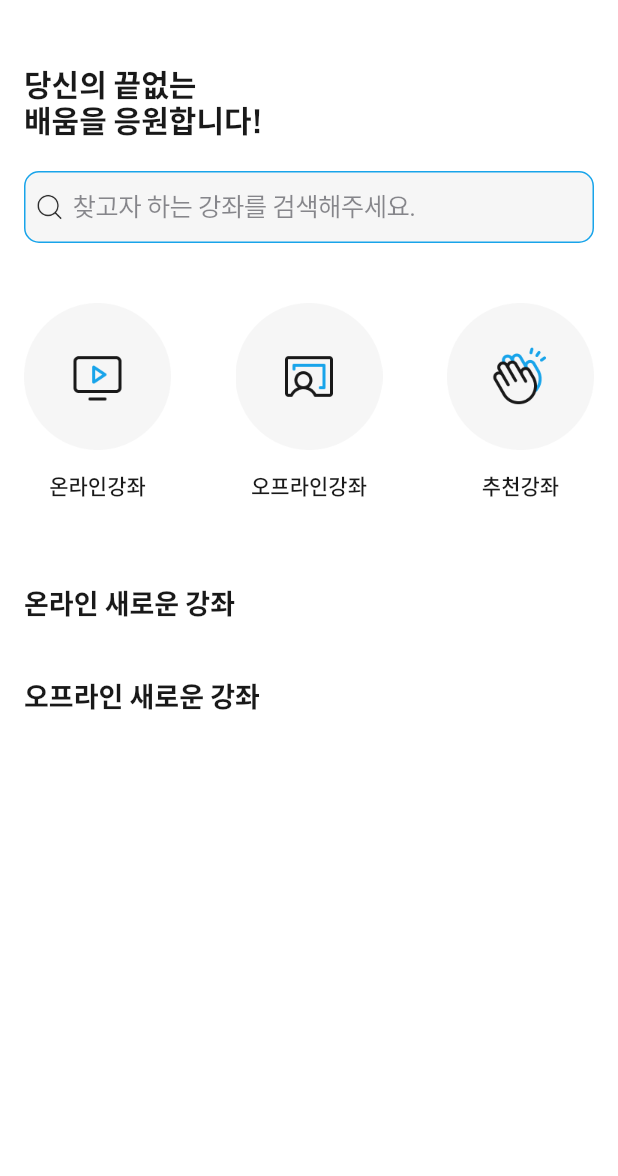
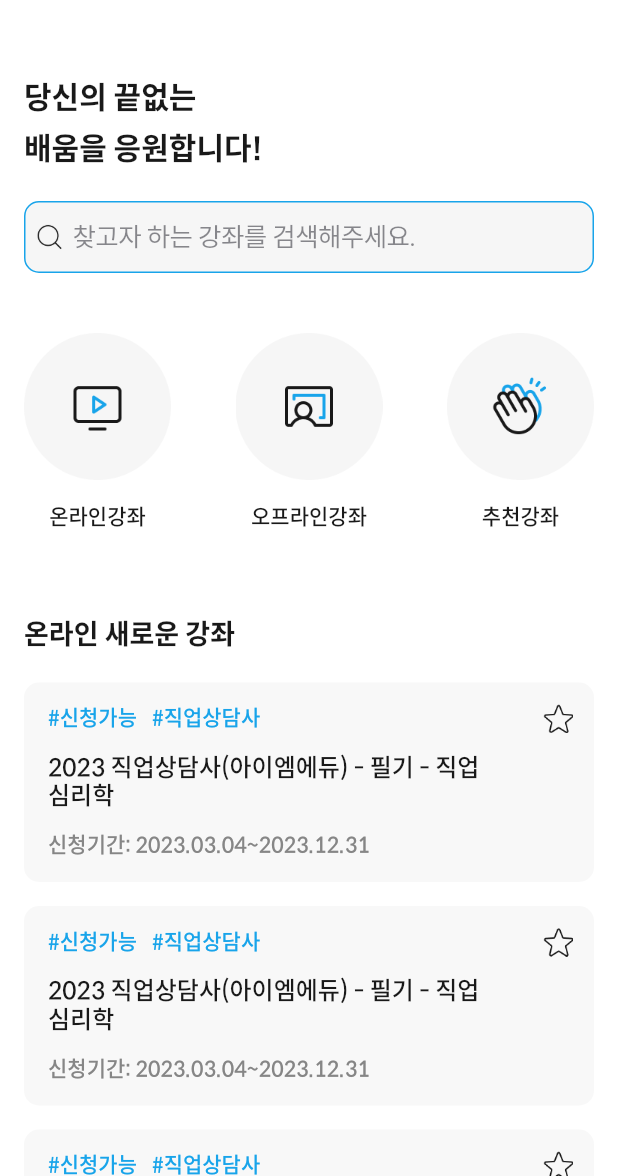
Before and after one commit to AlwaysFighting/SeoulEducation_AppService, a Flutter app: the HomePage screen opened directly, on a phone screen of 412 x 824 dp, the part 60-1236 px from its top. Run offline on Flutter 3.47's test engine with Material 2 defaults, Android fonts, the phone set to English and light mode, and no system bars; our stand-ins replace shared_preferences; missing offline and left inert: flutter_config, kakao_flutter_sdk_user; accounts and stored records are empty; statements that could not run were skipped.

Commit message:
style: 알림 UI 완성 및 온라인 강의 UI 90% 완료

```diff
--- a/frontend/lib/home/homepage/views/homepage.dart
+++ b/frontend/lib/home/homepage/views/homepage.dart
@@ -3,16 +3,25 @@ import 'package:seoul_education_service/home/homepage/models/search_bar.dart';
 import 'package:seoul_education_service/home/offline/controllers/offline_page.dart';
 import 'package:seoul_education_service/home/online/controllers/online_page.dart';
 import 'package:seoul_education_service/home/recommend/controllers/recommend_page.dart';
+import 'package:seoul_education_service/notification/controllers/alarm_page.dart';
 
 import '../../../const/colors.dart';
 
 class HomePage extends StatelessWidget {
+
   const HomePage({Key? key}) : super(key: key);
 
   final titleStyle = const TextStyle(
     color: textColor1,
     fontSize: 20,
     fontWeight: FontWeight.w700,
+    fontFamily: "Spoqa Han Sans Neo",
+  );
+
+  final subTitleStyle = const TextStyle(
+    color: mainColor,
+    fontSize: 14,
+    fontWeight: FontWeight.w500,
     fontFamily: "Spoqa Han Sans Neo",
   );
 
@@ -25,6 +34,7 @@ class HomePage extends StatelessWidget {
         child: _appBar(),
       ),
       body: SingleChildScrollView(
+        physics: const BouncingScrollPhysics(),
         child: Padding(
           padding: const EdgeInsets.only(left: 16.0, right: 16.0, top: 30.0),
           child: Column(
@@ -33,7 +43,7 @@ class HomePage extends StatelessWidget {
             children: [
               Text(
                 "당신의 끝없는\n배움을 응원합니다!",
-                style: titleStyle,
+                style: titleStyle.copyWith(height: 1.7),
               ),
               const SizedBox(height: 20),
               const SearchTextFieldExample(),
@@ -63,12 +73,90 @@ class HomePage extends StatelessWidget {
               ),
               const SizedBox(height: 60),
               Text("온라인 새로운 강좌", style: titleStyle.copyWith(fontSize: 18.0)),
-              const SizedBox(height: 40),
+              const SizedBox(height: 20),
+              _courseListView(subTitleStyle: subTitleStyle),
+              const SizedBox(height: 30),
               Text("오프라인 새로운 강좌", style: titleStyle.copyWith(fontSize: 18.0)),
+              const SizedBox(height: 20),
+              _courseListView(subTitleStyle: subTitleStyle),
             ],
           ),
         ),
       ),
+    );
+  }
+}
+
+class _courseListView extends StatelessWidget {
+  const _courseListView({
+    super.key,
+    required this.subTitleStyle,
+  });
+
+  final TextStyle subTitleStyle;
+
+  @override
+  Widget build(BuildContext context) {
+    return ListView.builder(
+      shrinkWrap: true,
+      physics: const NeverScrollableScrollPhysics(),
+      itemCount: 10,
+      itemBuilder: (BuildContext context, int index) {
+        return Padding(
+          padding: const EdgeInsets.only(bottom: 16.0),
+          child: Container(
+            decoration: BoxDecoration(
+              color: lightBackgroundColor,
+              borderRadius: BorderRadius.circular(10.0),
+            ),
+            child: Padding(
+              padding: const EdgeInsets.only(left: 16.0, bottom: 16.0),
+              child: Column(
+                crossAxisAlignment: CrossAxisAlignment.start,
+                children: [
+                  Row(
+                    mainAxisAlignment: MainAxisAlignment.spaceBetween,
+                    children: [
+                      Row(
+                        children: [
+                          Text("#신청가능", style: subTitleStyle),
+                          const SizedBox(width: 10),
+                          Text("#직업상담사", style: subTitleStyle),
+                        ],
+                      ),
+                      IconButton(
+                        onPressed: () {
+                          print("찜 완료!");
+                        },
+                        icon: Image.asset(
+                          'assets/images/Const/star_stroke.png',
+                          width: 20,
+                          height: 20,
+                        ),
+                      )
+                    ],
+                  ),
+                  SizedBox(
+                    width: 302,
+                    child: Text(
+                      '2023 직업상담사(아이엠에듀) - 필기 - 직업심리학 ',
+                      style: subTitleStyle.copyWith(
+                          color: textColor1, fontSize: 16.0),
+                      softWrap: true,
+                    ),
+                  ),
+                  const SizedBox(height: 14.0),
+                  Text(
+                    "신청기간: 2023.03.04~2023.12.31",
+                    style: subTitleStyle.copyWith(
+                        color: textColor2, fontWeight: FontWeight.w500),
+                  ),
+                ],
+              ),
+            ),
+          ),
+        );
+      },
     );
   }
 }
@@ -141,12 +229,20 @@ class _appBar extends StatelessWidget {
       ),
       title: const Text("LOGO"),
       actions: [
-        Padding(
-          padding: const EdgeInsets.all(16.0),
-          child: Image.asset(
-            'assets/images/Const/Bell.png',
-            width: 24,
-            height: 24,
+        GestureDetector(
+          onTap: () {
+            Navigator.push(
+              context,
+              MaterialPageRoute(builder: (context) => AlarmPage()),
+            );
+          },
+          child: Padding(
+            padding: const EdgeInsets.all(16.0),
+            child: Image.asset(
+              'assets/images/Const/Bell.png',
+              width: 24,
+              height: 24,
+            ),
           ),
         ),
       ],
--- a/frontend/pubspec.yaml
+++ b/frontend/pubspec.yaml
@@ -66,6 +66,8 @@ flutter:
     - assets/images/BottomNavBarItem/
     - assets/images/Home/
     - assets/images/Const/
+    - assets/images/Alarm/
+    - assets/images/Courses/
 
   # To add assets to your application, add an assets section, like this:
   # assets:
```
Also changed, not shown: frontend/lib/home/online/controllers/online_page.dart (+120 -3 lines), frontend/lib/notification/controllers/alarm_page.dart (added, +118 -0 lines), frontend/lib/notification/models/category_button.dart (added, +120 -0 lines), frontend/assets/images/Alarm/alarm_chat.png (added), frontend/assets/images/Alarm/alarm_finish.png (added), frontend/assets/images/Alarm/alarm_new.png (added), frontend/assets/images/Const/ArrowLeft.png (added), frontend/assets/images/Courses/CaretDown.png (added), frontend/assets/images/Courses/CaretUp.png (added), frontend/assets/images/Courses/latest.png (added), frontend/assets/images/Courses/latest_fill.png (added).
